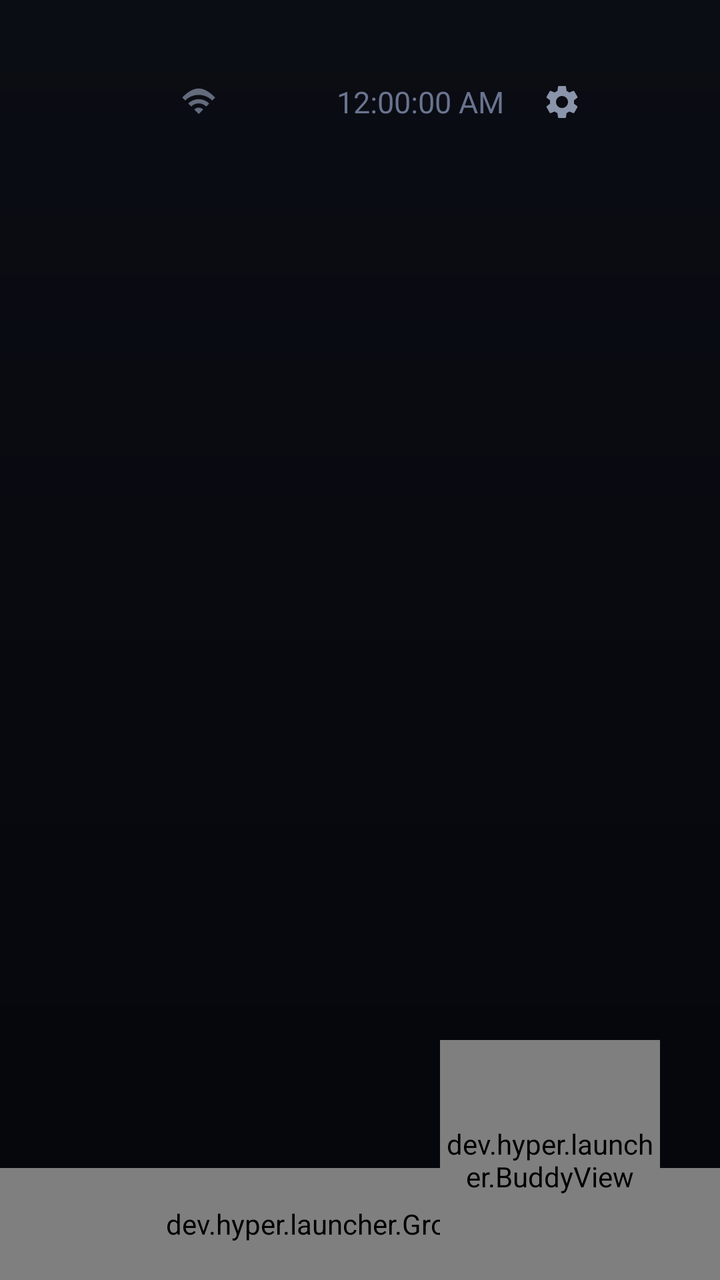
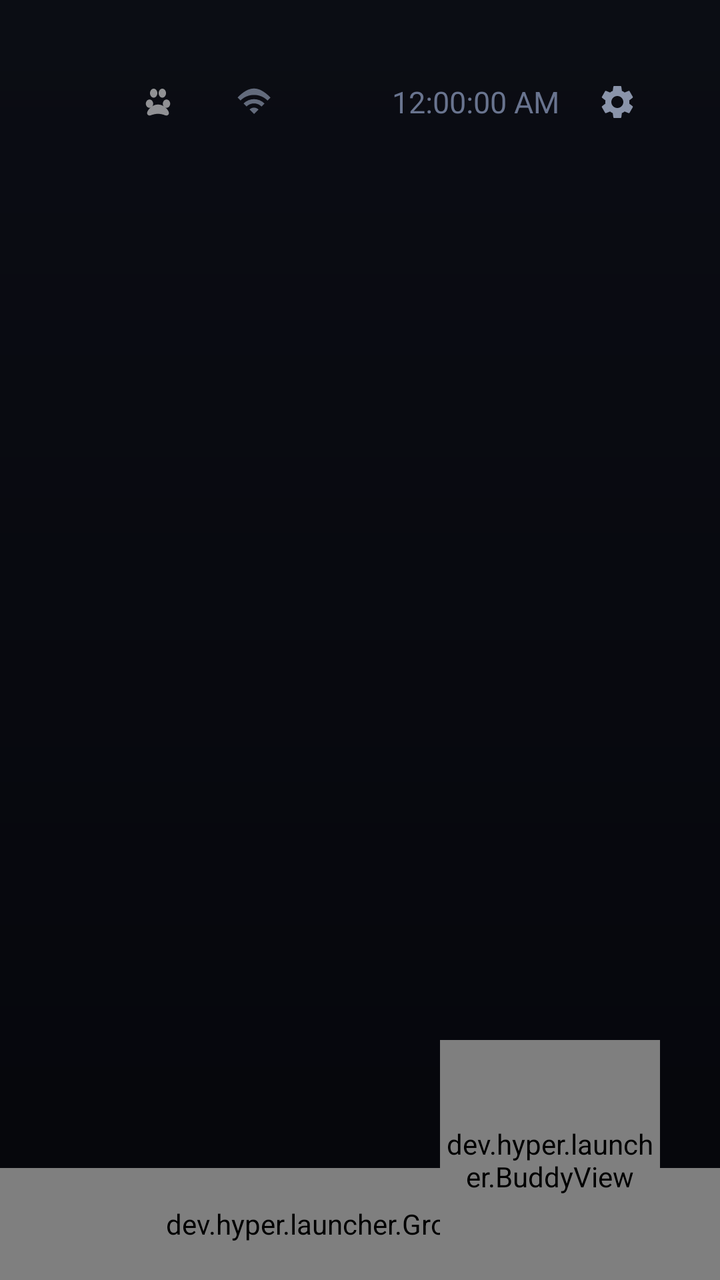

Compare the two renders of this Android layout. The source of the first and the diff that turns it into the second are given below.
<!-- AndroidManifest.xml: application theme Theme.Hyper -->
<!-- res/layout/activity_home.xml -->
<?xml version="1.0" encoding="utf-8"?>
<FrameLayout xmlns:android="http://schemas.android.com/apk/res/android"
    android:layout_width="match_parent"
    android:layout_height="match_parent"
    android:clipChildren="false"
    android:clipToPadding="false">

    <LinearLayout
        android:layout_width="match_parent"
        android:layout_height="match_parent"
        android:orientation="vertical"
        android:clipChildren="false"
        android:clipToPadding="false"
        android:paddingStart="64dp"
        android:paddingEnd="64dp"
        android:paddingTop="36dp"
        android:paddingBottom="32dp">

        
        <LinearLayout
            android:layout_width="match_parent"
            android:layout_height="wrap_content"
            android:orientation="horizontal"
            android:gravity="center_vertical"
            android:layout_marginBottom="36dp">

            <View
                android:layout_width="0dp"
                android:layout_height="1dp"
                android:layout_weight="1" />

            
            <LinearLayout
                android:id="@+id/wifiGroup"
                android:layout_width="wrap_content"
                android:layout_height="wrap_content"
                android:orientation="horizontal"
                android:gravity="center_vertical"
                android:paddingStart="10dp"
                android:paddingEnd="10dp"
                android:paddingTop="4dp"
                android:paddingBottom="4dp"
                android:focusable="true"
                android:clickable="true"
                android:layout_marginEnd="4dp">

                <ImageView
                    android:id="@+id/wifiIcon"
                    android:layout_width="18dp"
                    android:layout_height="18dp"
                    android:src="@drawable/ic_wifi"
                    android:alpha="0.7" />

                <TextView
                    android:id="@+id/ssid"
                    android:layout_width="wrap_content"
                    android:maxWidth="110dp"
                    android:layout_height="wrap_content"
                    android:layout_marginStart="8dp"
                    android:textColor="@color/text_dim"
                    android:textSize="13sp"
                    android:singleLine="true"
                    android:ellipsize="marquee"
                    android:marqueeRepeatLimit="marquee_forever"
                    android:focusable="true"
                    android:scrollHorizontally="true" />
            </LinearLayout>

            <TextView
                android:id="@+id/weather"
                android:layout_width="wrap_content"
                android:layout_height="wrap_content"
                android:textColor="@color/text_dim"
                android:textSize="14sp"
                android:layout_marginEnd="18dp"
                android:paddingStart="10dp"
                android:paddingEnd="10dp"
                android:paddingTop="4dp"
                android:paddingBottom="4dp"
                android:focusable="true"
                android:clickable="true"
                android:visibility="gone" />

            <TextView
                android:id="@+id/date"
                android:layout_width="wrap_content"
                android:layout_height="wrap_content"
                android:textColor="@color/text_dim"
                android:textSize="14sp"
                android:layout_marginEnd="18dp"
                android:paddingStart="10dp"
                android:paddingEnd="10dp"
                android:paddingTop="4dp"
                android:paddingBottom="4dp"
                android:focusable="true"
                android:clickable="true" />

            <TextClock
                android:id="@+id/clock"
                android:layout_width="wrap_content"
                android:layout_height="wrap_content"
                android:format12Hour="h:mm:ss a"
                android:format24Hour="H:mm:ss"
                android:textColor="@color/text_dim"
                android:textSize="15sp" />

            <ImageView
                android:id="@+id/settingsBtn"
                android:layout_width="30dp"
                android:layout_height="30dp"
                android:src="@drawable/ic_settings"
                android:padding="5dp"
                android:layout_marginStart="14dp"
                android:focusable="true"
                android:clickable="true"
                android:contentDescription="Settings" />
        </LinearLayout>

        
        <GridView
            android:id="@+id/grid"
            android:layout_width="match_parent"
            android:layout_height="0dp"
            android:layout_weight="1"
            android:numColumns="6"
            android:horizontalSpacing="18dp"
            android:verticalSpacing="18dp"
            android:layout_marginTop="28dp"
            android:stretchMode="columnWidth"
            android:scrollbars="none"
            android:overScrollMode="never"
            android:clipToPadding="false"
            android:clipChildren="false"
            android:listSelector="@android:color/transparent" />

        
        <TextView
            android:id="@+id/hint"
            android:layout_width="match_parent"
            android:layout_height="wrap_content"
            android:gravity="center"
            android:textColor="@color/text_dim"
            android:textSize="13sp"
            android:alpha="0"
            android:layout_marginTop="14dp" />
    </LinearLayout>

    
    <dev.hyper.launcher.GroundView
        android:id="@+id/ground"
        android:layout_width="match_parent"
        android:layout_height="56dp"
        android:layout_gravity="bottom" />

    
    <dev.hyper.launcher.BuddyView
        android:id="@+id/buddy"
        android:layout_width="110dp"
        android:layout_height="120dp"
        android:layout_gravity="bottom|end"
        android:layout_marginEnd="30dp" />
</FrameLayout>
<!-- resources referenced by this layout -->
<resources>
  <color name="text_dim">#69748F</color>
  <!-- drawable ic_settings (drawable) -->
  <vector xmlns:android="http://schemas.android.com/apk/res/android"
      android:width="24dp" android:height="24dp"
      android:viewportWidth="24" android:viewportHeight="24">
      <path
          android:fillColor="#8A94AA"
          android:pathData="M19.14,12.94c0.04,-0.3 0.06,-0.61 0.06,-0.94c0,-0.32 -0.02,-0.64 -0.07,-0.94l2.03,-1.58c0.18,-0.14 0.23,-0.41 0.12,-0.61l-1.92,-3.32c-0.12,-0.22 -0.37,-0.29 -0.59,-0.22l-2.39,0.96c-0.5,-0.38 -1.03,-0.7 -1.62,-0.94L14.4,2.81c-0.04,-0.24 -0.24,-0.41 -0.48,-0.41h-3.84c-0.24,0 -0.43,0.17 -0.47,0.41L9.25,5.35C8.66,5.59 8.12,5.92 7.63,6.29L5.24,5.33c-0.22,-0.08 -0.47,0 -0.59,0.22L2.74,8.87C2.62,9.08 2.66,9.34 2.86,9.48l2.03,1.58C4.84,11.36 4.8,11.69 4.8,12s0.02,0.64 0.07,0.94l-2.03,1.58c-0.18,0.14 -0.23,0.41 -0.12,0.61l1.92,3.32c0.12,0.22 0.37,0.29 0.59,0.22l2.39,-0.96c0.5,0.38 1.03,0.7 1.62,0.94l0.36,2.54c0.05,0.24 0.24,0.41 0.48,0.41h3.84c0.24,0 0.44,-0.17 0.47,-0.41l0.36,-2.54c0.59,-0.24 1.13,-0.56 1.62,-0.94l2.39,0.96c0.22,0.08 0.47,0 0.59,-0.22l1.92,-3.32c0.12,-0.22 0.07,-0.47 -0.12,-0.61L19.14,12.94zM12,15.6c-1.98,0 -3.6,-1.62 -3.6,-3.6s1.62,-3.6 3.6,-3.6s3.6,1.62 3.6,3.6S13.98,15.6 12,15.6z" />
  </vector>
  <!-- drawable ic_wifi (drawable) -->
  <vector xmlns:android="http://schemas.android.com/apk/res/android"
      android:width="24dp" android:height="24dp"
      android:viewportWidth="24" android:viewportHeight="24">
      <path
          android:fillColor="#8A94AA"
          android:pathData="M1,9l2,2c4.97,-4.97 13.03,-4.97 18,0l2,-2C18.93,4.93 15.47,3 12,3S5.07,4.93 1,9zM9,17l3,3l3,-3c-1.65,-1.66 -4.34,-1.66 -6,0zM5,13l2,2c2.76,-2.76 7.24,-2.76 10,0l2,-2C15.14,9.14 8.87,9.14 5,13z" />
  </vector>
  <style name="Theme.Hyper" parent="android:Theme.Material.NoActionBar">
          <item name="android:windowBackground">@drawable/bg</item>
          <item name="android:windowFullscreen">true</item>
          <item name="android:statusBarColor">@android:color/transparent</item>
          <item name="android:navigationBarColor">@android:color/transparent</item>
          <item name="android:windowLayoutInDisplayCutoutMode">shortEdges</item>
      </style>
  <!-- drawable bg (drawable) -->
  <?xml version="1.0" encoding="utf-8"?>
  <shape xmlns:android="http://schemas.android.com/apk/res/android" android:shape="rectangle">
      <gradient
          android:angle="270"
          android:startColor="@color/bg_top"
          android:endColor="@color/bg_bottom"
          android:type="linear" />
  </shape>
  <color name="bg_top">#0B0D14</color>
  <color name="bg_bottom">#05060B</color>
</resources>

<!-- the commit's change to res/layout/activity_home.xml (unified diff, before → after) -->
@@ -23,6 +23,19 @@
             android:orientation="horizontal"
             android:gravity="center_vertical"
             android:layout_marginBottom="36dp">
+
+            
+            <ImageView
+                android:id="@+id/launcherBtn"
+                android:layout_width="30dp"
+                android:layout_height="30dp"
+                android:src="@drawable/ic_paw"
+                android:alpha="0.55"
+                android:padding="5dp"
+                android:layout_marginEnd="14dp"
+                android:focusable="true"
+                android:clickable="true"
+                android:contentDescription="Launcher settings" />
 
             <View
                 android:layout_width="0dp"
<!-- resource entries referenced after the edit -->
@@ -1,6 +1,28 @@
 <!-- resources referenced by this layout -->
 <resources>
   <color name="text_dim">#69748F</color>
+  <!-- drawable ic_paw (drawable) -->
+  <vector xmlns:android="http://schemas.android.com/apk/res/android"
+      android:width="24dp"
+      android:height="24dp"
+      android:viewportWidth="24"
+      android:viewportHeight="24">
+      <path
+          android:fillColor="#FFFFFF"
+          android:pathData="M12,13.5c-2.9,0 -5.4,2.1 -6.4,4.4 -0.6,1.4 0.6,2.6 2,2.1 1.7,-0.6 2.8,-0.9 4.4,-0.9s2.7,0.3 4.4,0.9c1.4,0.5 2.6,-0.7 2,-2.1 -1,-2.3 -3.5,-4.4 -6.4,-4.4z" />
+      <path
+          android:fillColor="#FFFFFF"
+          android:pathData="M6.9,10.5c-1.2,0 -2.2,1.1 -2.2,2.5s1,2.5 2.2,2.5 2.2,-1.1 2.2,-2.5 -1,-2.5 -2.2,-2.5z" />
+      <path
+          android:fillColor="#FFFFFF"
+          android:pathData="M17.1,10.5c-1.2,0 -2.2,1.1 -2.2,2.5s1,2.5 2.2,2.5 2.2,-1.1 2.2,-2.5 -1,-2.5 -2.2,-2.5z" />
+      <path
+          android:fillColor="#FFFFFF"
+          android:pathData="M9.4,4c-1.2,0 -2.2,1.2 -2.2,2.7s1,2.7 2.2,2.7 2.2,-1.2 2.2,-2.7 -1,-2.7 -2.2,-2.7z" />
+      <path
+          android:fillColor="#FFFFFF"
+          android:pathData="M14.6,4c-1.2,0 -2.2,1.2 -2.2,2.7s1,2.7 2.2,2.7 2.2,-1.2 2.2,-2.7 -1,-2.7 -2.2,-2.7z" />
+  </vector>
   <!-- drawable ic_settings (drawable) -->
   <vector xmlns:android="http://schemas.android.com/apk/res/android"
       android:width="24dp" android:height="24dp"
